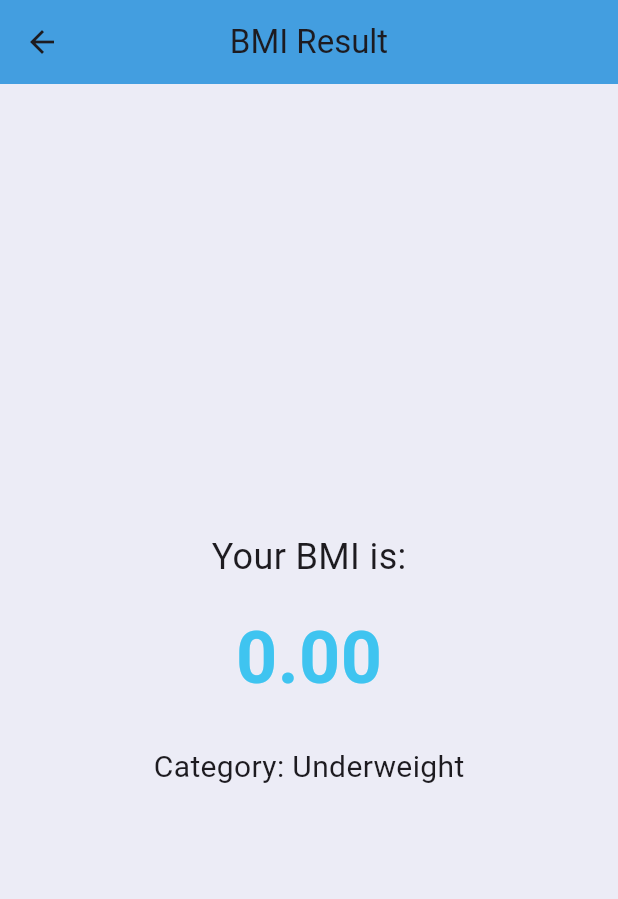
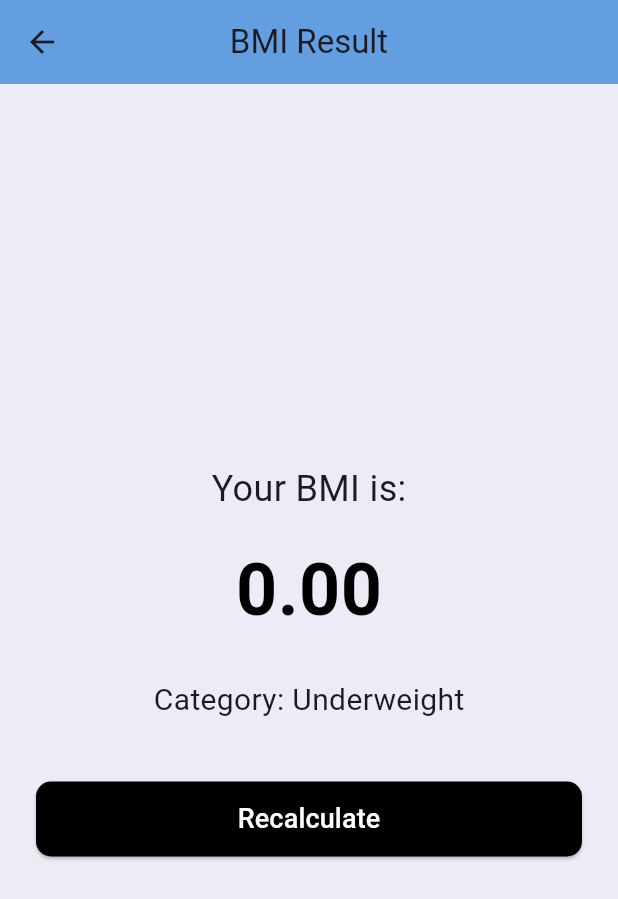
Before and after one commit to Ashik70021/Personal_Utility_App, a Flutter app: the ResultScreen screen opened directly with empty values, on a phone screen of 412 x 824 dp. Shown: the top 899 px of the screen. Run offline on Flutter 3.47's test engine with Material 3 defaults, Android fonts, the light colour scheme and no system bars; our stand-ins replace device_preview.

Commit message:
button_add

```diff
--- a/lib/BMI/result_screen.dart
+++ b/lib/BMI/result_screen.dart
@@ -20,7 +20,7 @@ class ResultScreen extends StatelessWidget {
       appBar: AppBar(
         title: const Text("BMI Result"),
         centerTitle: true,
-        backgroundColor: const Color.fromARGB(255, 67, 158, 224),
+        backgroundColor: const Color.fromARGB(255, 99, 158, 224),
       ),
       backgroundColor: const Color.fromARGB(255, 236, 236, 246),
       body: Center(
@@ -39,14 +39,36 @@ class ResultScreen extends StatelessWidget {
                 style: const TextStyle(
                   fontSize: 48,
                   fontWeight: FontWeight.bold,
-                  color: Color.fromARGB(255, 63, 196, 240),
+                  color: Color.fromARGB(255, 1, 0, 0),
                 ),
               ),
               const SizedBox(height: 24),
               Text(
                 "Category: $category",
                 style: const TextStyle(fontSize: 20),
-              )
+              ),
+              const SizedBox(height: 40),
+
+              // Recalculate Button
+              SizedBox(
+                width: double.infinity,
+                height: 50,
+                child: ElevatedButton(
+                  style: ElevatedButton.styleFrom(
+                    backgroundColor: const Color.fromARGB(255, 0, 0, 0),
+                    shape: RoundedRectangleBorder(
+                      borderRadius: BorderRadius.circular(10),
+                    ),
+                  ),
+                  onPressed: () {
+                    Navigator.pop(context); // Go back to InputScreen
+                  },
+                  child: const Text(
+                    "Recalculate",
+                    style: TextStyle(fontSize: 18, color: Colors.white),
+                  ),
+                ),
+              ),
             ],
           ),
         ),
```
